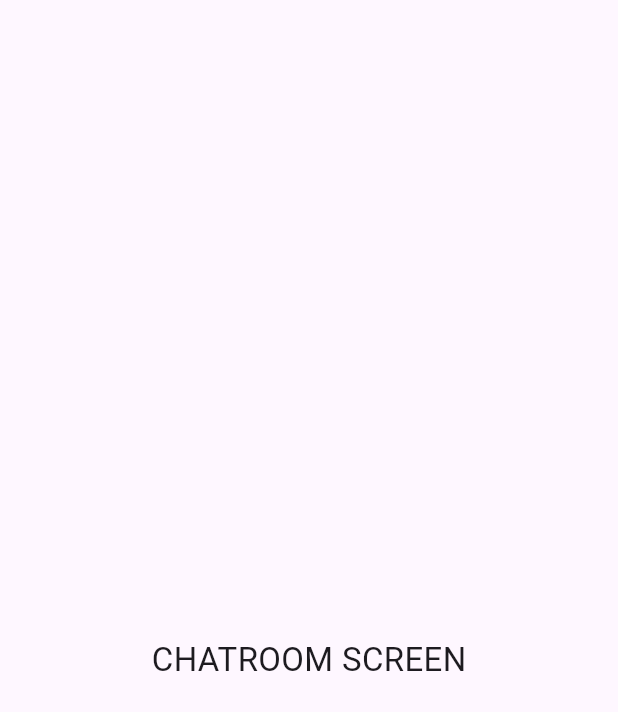
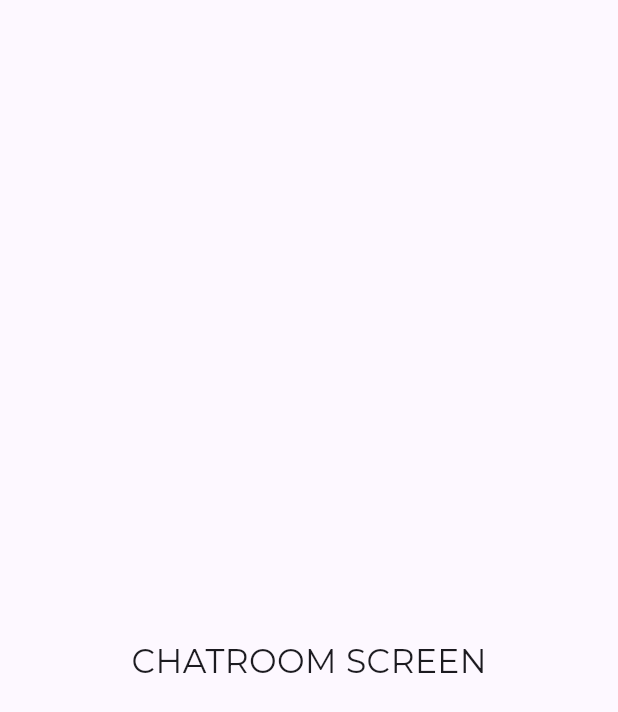
Before and after one commit to spuello/cyberchatbot, a Flutter app: the screen it shows after launch, on a phone screen of 412 x 824 dp. Shown: the top 712 px of the screen. Run offline on Flutter 3.47's test engine with Material 3 defaults, Android fonts, the phone set to English and light mode, and no system bars; our stand-ins replace sizer; project files that could hold a hidden picture were left out.

Commit message:
Add Montserrat as font family configuration

```diff
--- a/lib/cyberbot_app.dart
+++ b/lib/cyberbot_app.dart
@@ -1,3 +1,4 @@
+import 'package:cyberchatbot/theme/app_theme.dart';
 import 'package:flutter/material.dart';
 import 'package:sizer/sizer.dart';
 
@@ -22,11 +23,4 @@ class CyberbotApp extends StatelessWidget {
       );
     });
   }
-
-  ThemeData buildAppThemeData() {
-    return ThemeData(
-        colorScheme: ColorScheme.fromSeed(seedColor: Colors.deepPurple),
-        useMaterial3: true,
-      );
-  }
 }
--- a/lib/theme/app_theme.dart
+++ b/lib/theme/app_theme.dart
@@ -4,6 +4,7 @@ import 'app_colors.dart';
 
 ThemeData buildAppThemeData() {
   return ThemeData(
+    fontFamily: "Montserrat",
     colorScheme: ColorScheme.fromSeed(seedColor: AppColors.k8F86BC),
     useMaterial3: true,
   );
```
Also changed, not shown: pubspec.yaml (+17 -0 lines), assets/fonts/montserrat/Montserrat-Bold.ttf (added), assets/fonts/montserrat/Montserrat-ExtraBold.ttf (added), assets/fonts/montserrat/Montserrat-Light.ttf (added), assets/fonts/montserrat/Montserrat-Medium.ttf (added), assets/fonts/montserrat/Montserrat-Regular.ttf (added), assets/fonts/montserrat/Montserrat-SemiBold.ttf (added), 1 other file.
